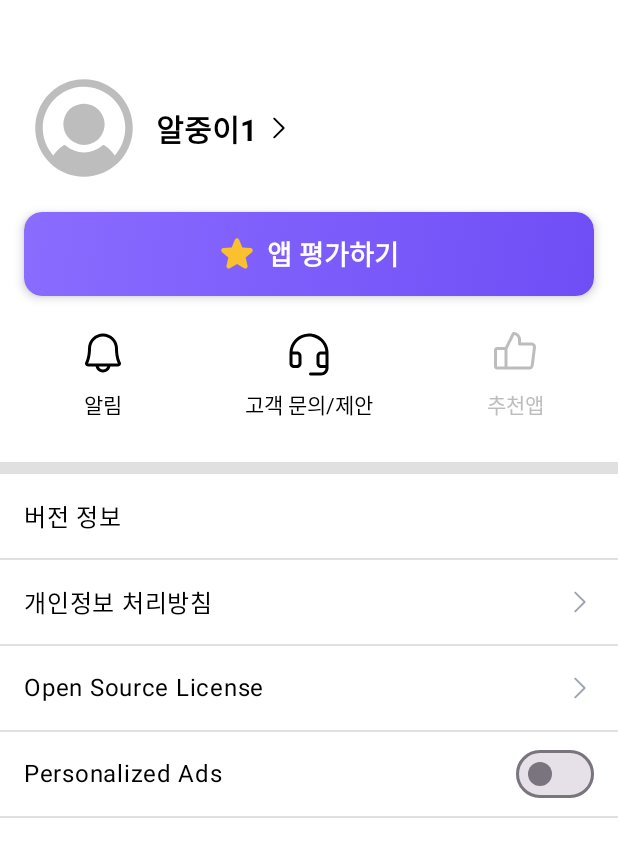
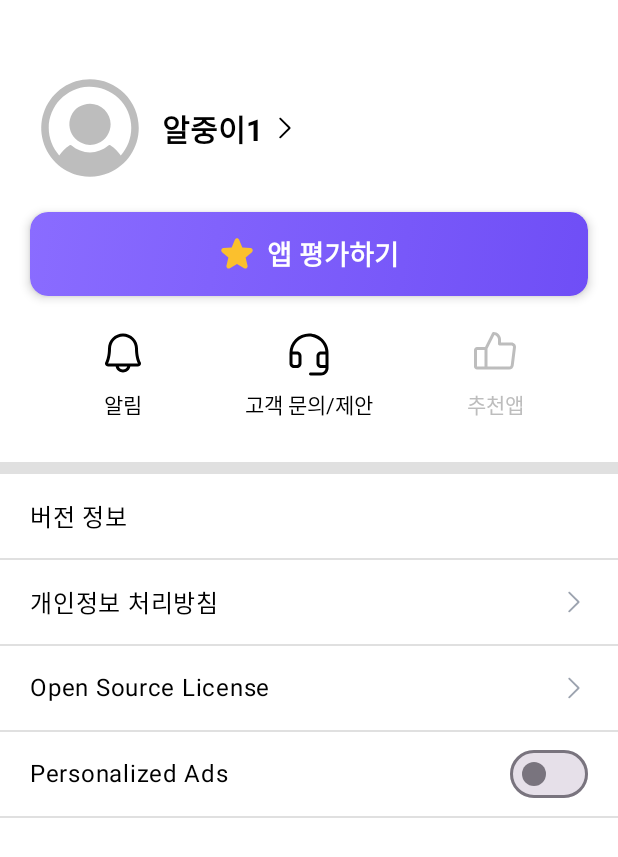
Before and after one commit to yslee-sound/AlcoholicTimer, an Android app built with Jetpack Compose: the @Preview function AboutScreenPreview, on a phone screen of 412 x 824 dp. Shown: the top 857 px of the screen. Run offline under Robolectric (Android 15) with nearby library versions, the phone set to English and light mode, and no system bars; our stand-ins replace AdMob; pictures from the network do not load.

Commit message:
rel 1.1.5 redesign 2.90

```diff
--- a/app/src/main/java/kr/sweetapps/alcoholictimer/ui/tab_04/Tab04.kt
+++ b/app/src/main/java/kr/sweetapps/alcoholictimer/ui/tab_04/Tab04.kt
@@ -494,7 +494,7 @@ fun SettingsMenuWithSwitch(
             .fillMaxWidth()
             .height(dims.component.listItemHeight)
             .clickable { onClick() }
-            .padding(horizontal = dims.padding.large),
+            .padding(horizontal = 20.dp),
         verticalAlignment = Alignment.CenterVertically,
         horizontalArrangement = Arrangement.SpaceBetween
     ) {
@@ -524,7 +524,7 @@ fun SimpleAboutRow(
             .fillMaxWidth()
             .height(dims.component.listItemHeight)
             .clickable(indication = null, interactionSource = remember { MutableInteractionSource() }) { onClick() }
-            .padding(horizontal = dims.padding.large),
+            .padding(horizontal = 20.dp),
         verticalAlignment = Alignment.CenterVertically
     ) {
         Text(text = title, style = MaterialTheme.typography.bodyLarge, modifier = Modifier.weight(1f))
--- a/app/src/main/java/kr/sweetapps/alcoholictimer/ui/tab_05/Tab05.kt
+++ b/app/src/main/java/kr/sweetapps/alcoholictimer/ui/tab_05/Tab05.kt
@@ -165,7 +165,7 @@ fun AboutScreen(
             modifier = Modifier
                 .fillMaxWidth()
                 .clickable { onNavigateEditNickname() }
-                .padding(start = dims.padding.large, end = dims.padding.large, top = 45.dp, bottom = 0.dp),
+                .padding(start = 20.dp, end = 20.dp, top = 45.dp, bottom = 0.dp),
             verticalAlignment = Alignment.CenterVertically
         ) {
             Icon(
@@ -189,7 +189,7 @@ fun AboutScreen(
         Spacer(modifier = Modifier.height(16.dp))
 
         // App Rating Button (simple)
-        Column(modifier = Modifier.padding(horizontal = dims.padding.large)) {
+        Column(modifier = Modifier.padding(horizontal = 20.dp)) {
             Box(
                 modifier = Modifier
                     .fillMaxWidth()
@@ -232,7 +232,9 @@ fun AboutScreen(
 
         // --- Row of 3 action buttons (알림 / 고객 문의/제안 / 추천앱)
         Row(
-            modifier = Modifier.fillMaxWidth(),
+            modifier = Modifier
+                .fillMaxWidth()
+                .padding(horizontal = 20.dp),
             horizontalArrangement = Arrangement.SpaceEvenly
         ) {
             // 알림
```
